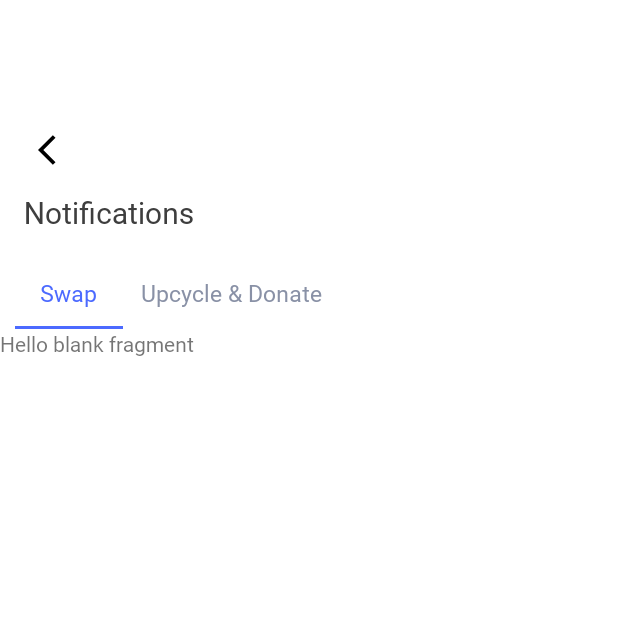
After one commit to GDSC-SWU/2025-Rewear-SolutionChallenge, an Android app: the NotificationFragment screen opened through its navigation route, on a phone screen of 412 x 824 dp, the top half of it. The commit adds this screen. Run offline under Robolectric (Android 15) with nearby library versions, the phone set to English and light mode, and no system bars; our stand-ins replace navigation-ui.

Commit message:
[feat] Implement swap & upcycle tabs in Notification page #7

```diff
--- a/app/build.gradle.kts
+++ b/app/build.gradle.kts
@@ -57,4 +57,5 @@ dependencies {
     implementation(libs.cardview)
     implementation(libs.google.maps)
     implementation(libs.google.location)
+    implementation(libs.androidx.viewpager2)
 }
--- /dev/null
+++ b/app/src/main/java/com/example/rewear/ui/home/FragmentAdapter.kt
@@ -0,0 +1,16 @@
+package com.example.rewear.ui.home
+
+import androidx.fragment.app.Fragment
+import androidx.viewpager2.adapter.FragmentStateAdapter
+
+class FragmentAdapter(fragment:Fragment): FragmentStateAdapter(fragment) {
+    override fun getItemCount(): Int = 2
+    override fun createFragment(position: Int): Fragment {
+
+        return when (position) {
+            0 -> SwapFragment()
+            1 -> UpcycledonateFragment()
+            else -> SwapFragment()
+        }
+    }
+}
--- a/app/src/main/java/com/example/rewear/ui/home/HomeFragment.kt
+++ b/app/src/main/java/com/example/rewear/ui/home/HomeFragment.kt
@@ -77,8 +77,12 @@ class HomeFragment : Fragment() {
             findNavController().navigate(R.id.action_homeFragment_to_searchFragment)
         }
 
+        val notificationClickListener = View.OnClickListener {
+            findNavController().navigate(R.id.action_homeFragment_to_notificationFragment)
+        }
+
         binding.icSearch.setOnClickListener(searchClickListener)
-
+        binding.icNotification.setOnClickListener(notificationClickListener)
         binding.userLocation.setOnClickListener(clickListener)
         binding.userLocationIc.setOnClickListener(clickListener)
 
--- /dev/null
+++ b/app/src/main/java/com/example/rewear/ui/home/NotificationFragment.kt
@@ -0,0 +1,50 @@
+package com.example.rewear.ui.home
+
+import android.os.Bundle
+import android.view.LayoutInflater
+import android.view.View
+import android.view.ViewGroup
+import androidx.fragment.app.Fragment
+import androidx.navigation.fragment.findNavController
+import androidx.recyclerview.widget.LinearLayoutManager
+import com.example.rewear.databinding.FragmentNotificationBinding
+import com.google.android.material.tabs.TabLayoutMediator
+
+class NotificationFragment :Fragment() {
+    private var _binding: FragmentNotificationBinding? = null
+    private val binding get() = _binding!!
+
+
+    override fun onCreateView(
+        inflater: LayoutInflater,
+        container: ViewGroup?,
+        savedInstanceState: Bundle?
+    ): View? {
+        _binding = FragmentNotificationBinding.inflate(inflater, container, false)
+        return binding.root
+    }
+
+    override fun onViewCreated(view: View, savedInstanceState: Bundle?) {
+        super.onViewCreated(view, savedInstanceState)
+
+        binding.BtnBack.setOnClickListener {
+
+            findNavController().popBackStack()
+        }
+
+        val adapter=FragmentAdapter(this)
+        binding.viewPager.adapter=adapter
+
+        TabLayoutMediator(binding.tabLayout,binding.viewPager){tab,position->
+            tab.text=when(position){
+                0->"Swap"
+                1->"Upcycle & Donate"
+                else->""
+            }
+        }.attach()
+
+
+
+    }
+
+}
--- /dev/null
+++ b/app/src/main/java/com/example/rewear/ui/home/SwapFragment.kt
@@ -0,0 +1,28 @@
+package com.example.rewear.ui.home
+
+import android.os.Bundle
+import androidx.fragment.app.Fragment
+import android.view.LayoutInflater
+import android.view.View
+import android.view.ViewGroup
+import com.example.rewear.R
+
+class SwapFragment : Fragment() {
+    override fun onCreateView(
+        inflater: LayoutInflater, container: ViewGroup?,
+        savedInstanceState: Bundle?
+    ): View? {
+        // Inflate the layout for this fragment
+        return inflater.inflate(R.layout.fragment_swap, container, false)
+    }
+
+
+}
+
+private fun newInstant():SwapFragment
+{
+    val args=Bundle()
+    val frag=SwapFragment()
+    frag.arguments=args
+    return frag
+}
--- /dev/null
+++ b/app/src/main/java/com/example/rewear/ui/home/UpcycledonateFragment.kt
@@ -0,0 +1,27 @@
+package com.example.rewear.ui.home
+
+import android.os.Bundle
+import androidx.fragment.app.Fragment
+import android.view.LayoutInflater
+import android.view.View
+import android.view.ViewGroup
+import com.example.rewear.R
+
+class UpcycledonateFragment : Fragment() {
+    override fun onCreateView(
+        inflater: LayoutInflater, container: ViewGroup?,
+        savedInstanceState: Bundle?
+    ): View? {
+        // Inflate the layout for this fragment
+        return inflater.inflate(R.layout.fragment_upcycledonate, container, false)
+    }
+
+}
+
+private fun newInstant():UpcycledonateFragment
+{
+    val args=Bundle()
+    val frag=UpcycledonateFragment()
+    frag.arguments=args
+    return frag
+}
--- a/app/src/main/res/layout/fragment_home.xml
+++ b/app/src/main/res/layout/fragment_home.xml
@@ -69,6 +69,7 @@
                         android:src="@drawable/ic_search"/>
 
                     <ImageView
+                        android:id="@+id/ic_notification"
                         android:layout_width="24dp"
                         android:layout_height="24dp"
                         android:src="@drawable/ic_alarm" />
--- /dev/null
+++ b/app/src/main/res/layout/fragment_notification.xml
@@ -0,0 +1,50 @@
+<LinearLayout
+    xmlns:android="http://schemas.android.com/apk/res/android"
+    xmlns:app="http://schemas.android.com/apk/res-auto"
+    android:layout_width="match_parent"
+    android:layout_height="match_parent"
+    android:orientation="vertical">
+
+    <ImageView
+        android:id="@+id/BtnBack"
+        android:layout_width="24dp"
+        android:layout_height="24dp"
+        android:layout_marginStart="25dp"
+        android:layout_marginTop="32dp"
+        android:contentDescription="@string/back"
+        android:src="@drawable/ic_arrow_down" />
+
+    <TextView
+        android:layout_width="wrap_content"
+        android:layout_height="wrap_content"
+        android:fontFamily="@font/pretendard_bold"
+        android:text="@string/notifications"
+        android:textColor="@color/sub_black"
+        android:textSize="20sp"
+        android:layout_marginStart="16dp"
+        android:layout_marginVertical="16dp"
+        app:layout_constraintStart_toStartOf="parent"
+        app:layout_constraintTop_toTopOf="parent">
+
+    </TextView>
+
+
+    <com.google.android.material.tabs.TabLayout
+        android:id="@+id/tabLayout"
+        android:layout_width="match_parent"
+        android:layout_height="wrap_content"
+        app:tabIndicatorColor="@color/blue"
+        app:tabSelectedTextColor="@color/blue"
+        app:tabMode="scrollable"
+        app:tabTextAppearance="@style/TabTextStyle"
+        android:paddingStart="10dp"
+        app:tabTextColor="@color/tab_unselected"
+        />
+
+    <androidx.viewpager2.widget.ViewPager2
+        android:id="@+id/viewPager"
+        android:layout_width="match_parent"
+        android:layout_height="0dp"
+        android:layout_weight="1" />
+
+</LinearLayout>
--- /dev/null
+++ b/app/src/main/res/layout/fragment_swap.xml
@@ -0,0 +1,14 @@
+<?xml version="1.0" encoding="utf-8"?>
+<FrameLayout xmlns:android="http://schemas.android.com/apk/res/android"
+    xmlns:tools="http://schemas.android.com/tools"
+    android:layout_width="match_parent"
+    android:layout_height="match_parent"
+    tools:context=".ui.home.SwapFragment">
+
+    <!-- TODO: Update blank fragment layout -->
+    <TextView
+        android:layout_width="match_parent"
+        android:layout_height="match_parent"
+        android:text="@string/hello_blank_fragment" />
+
+</FrameLayout>
--- /dev/null
+++ b/app/src/main/res/layout/fragment_upcycledonate.xml
@@ -0,0 +1,14 @@
+<?xml version="1.0" encoding="utf-8"?>
+<FrameLayout xmlns:android="http://schemas.android.com/apk/res/android"
+    xmlns:tools="http://schemas.android.com/tools"
+    android:layout_width="match_parent"
+    android:layout_height="match_parent"
+    tools:context=".ui.home.UpcycledonateFragment">
+
+    <!-- TODO: Update blank fragment layout -->
+    <TextView
+        android:layout_width="match_parent"
+        android:layout_height="match_parent"
+        android:text="@string/hello_blank_fragment" />
+
+</FrameLayout>
--- a/app/src/main/res/navigation/mobile_navigation.xml
+++ b/app/src/main/res/navigation/mobile_navigation.xml
@@ -17,6 +17,10 @@
         <action
             android:id="@+id/action_homeFragment_to_searchFragment"
             app:destination="@+id/searchFragment" />
+
+        <action
+            android:id="@+id/action_homeFragment_to_notificationFragment"
+            app:destination="@+id/notificationFragment" />
     </fragment>
 
 
@@ -44,4 +48,10 @@
         android:name="com.example.rewear.ui.search.SearchFragment"
         android:label="Search"
         tools:layout="@layout/fragment_search"/>
+
+    <fragment
+        android:id="@+id/notificationFragment"
+        android:name="com.example.rewear.ui.home.NotificationFragment"
+        android:label="Notification"
+        tools:layout="@layout/fragment_notification"/>
 </navigation>
--- a/app/src/main/res/values/colors.xml
+++ b/app/src/main/res/values/colors.xml
@@ -31,4 +31,6 @@
     <color name="skirt_name">#FF715B</color>
     <color name="skirt_bg">#FFF1EF</color>
     <color name="hint_color">#C0C0C0</color>
+    <color name="tab_unselected">#8991A6</color>
+    <color name="border_line">#F6F6F6</color>
 </resources>
--- a/app/src/main/res/values/strings.xml
+++ b/app/src/main/res/values/strings.xml
@@ -18,4 +18,7 @@
     <string name="bottoms">Bottoms</string>
     <string name="dresses">Dresses</string>
     <string name="skirts">Skirts</string>
+    <string name="notifications">Notifications</string>
+    <!-- TODO: Remove or change this placeholder text -->
+    <string name="hello_blank_fragment">Hello blank fragment</string>
 </resources>
--- a/app/src/main/res/values/styles.xml
+++ b/app/src/main/res/values/styles.xml
@@ -4,4 +4,10 @@
         <item name="android:fontFamily">@font/pretendard</item>
         <item name="android:textStyle">normal</item>
     </style>
+
+    <style name="TabTextStyle" parent="TextAppearance.Design.Tab">
+        <item name="android:textSize">15sp</item>
+        <item name="fontFamily">@font/pretendard_semibold</item>
+        <item name="textAllCaps">false</item>
+    </style>
 </resources>
--- a/gradle/libs.versions.toml
+++ b/gradle/libs.versions.toml
@@ -15,6 +15,8 @@ navigationFragmentKtx = "2.6.0"
 navigationUiKtx = "2.6.0"
 googleMaps = "18.2.0"
 googleLocation = "21.0.1"
+viewpager2 = "1.0.0"
+tablayout = "1.12.0"
 
 [libraries]
 androidx-core-ktx = { group = "androidx.core", name = "core-ktx", version.ref = "coreKtx" }
@@ -31,6 +33,7 @@ androidx-navigation-fragment-ktx = { group = "androidx.navigation", name = "navi
 androidx-navigation-ui-ktx = { group = "androidx.navigation", name = "navigation-ui-ktx", version.ref = "navigationUiKtx" }
 google-maps = { module = "com.google.android.gms:play-services-maps", version.ref = "googleMaps" }
 google-location = { module = "com.google.android.gms:play-services-location", version.ref = "googleLocation" }
+androidx-viewpager2 = { group = "androidx.viewpager2", name = "viewpager2", version.ref = "viewpager2" }
 
 [plugins]
 android-application = { id = "com.android.application", version.ref = "agp" }
```
